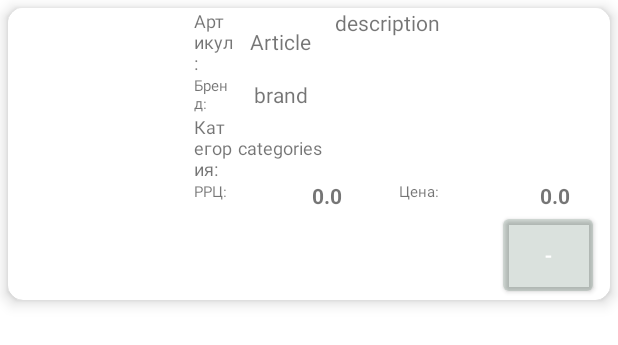
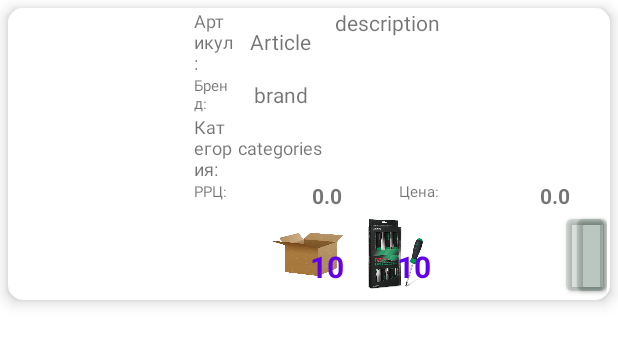
Before and after one commit to roman7767/GrandInstrument_test1, an Android app: the layout goods_list_item.xml on its own in the app's theme, with its tools: preview values and no code run, on a phone screen of 412 x 824 dp. Shown: the top 345 px of the screen. Run offline under Robolectric (Android 15) with nearby library versions, the phone set to English and light mode, and no system bars.

Commit message:
16.11.21

```diff
--- a/app/src/main/res/layout-land/goods_list_item.xml
+++ b/app/src/main/res/layout-land/goods_list_item.xml
@@ -55,15 +55,74 @@
                     app:layout_constraintEnd_toEndOf="parent" />
             </androidx.constraintlayout.widget.ConstraintLayout>
 
+            <LinearLayout
+                android:layout_gravity="center_vertical"
+                android:layout_width="350dp"
+                android:layout_height="wrap_content">
+
+                <RelativeLayout
+                    android:id="@+id/rlBox"
+                    android:layout_width="50dp"
+                    android:layout_height="50dp"
+                    android:layout_margin="4dp">
+
+                    <ImageView
+                        android:id="@+id/ivBox"
+                        android:layout_width="match_parent"
+                        android:layout_height="match_parent"
+                        android:src="@drawable/box" />
+
+                    <TextView
+                        android:id="@+id/tvInBox"
+                        android:layout_width="30dp"
+                        android:layout_height="30dp"
+                        android:layout_alignParentEnd="true"
+                        android:layout_alignParentBottom="true"
+                        android:gravity="end"
+                        android:text="10"
+                        android:textColor="@color/purple_500"
+                        android:textSize="20sp"
+                        android:textStyle="bold" />
+                </RelativeLayout>
+
+                <RelativeLayout
+                    android:id="@+id/rlPackage"
+                    android:layout_width="50dp"
+                    android:layout_height="50dp"
+                    android:layout_margin="4dp">
+
+                    <ImageView
+                        android:id="@+id/ivPackage"
+                        android:layout_width="match_parent"
+                        android:layout_height="match_parent"
+                        android:src="@drawable/packet" />
+
+                    <TextView
+                        android:id="@+id/tvInPackage"
+                        android:layout_width="30dp"
+                        android:layout_height="30dp"
+                        android:layout_alignParentEnd="true"
+                        android:layout_alignParentBottom="true"
+                        android:gravity="end"
+                        android:text="10"
+                        android:textColor="@color/purple_500"
+                        android:textSize="20sp"
+                        android:textStyle="bold" />
+                </RelativeLayout>
+
                 <TextView
                     android:id="@+id/description_tv"
-                android:layout_width="350dp"
+                    android:layout_width="250dp"
                     android:layout_height="wrap_content"
                     android:layout_gravity="center"
                     android:paddingLeft="4dp"
                     android:text="description"
                     android:textSize="10sp"
                     android:textStyle="normal" />
+
+
+            </LinearLayout>
+
 
             <TextView
                 android:id="@+id/brand_tv"
--- a/app/src/main/res/layout/goods_list_item.xml
+++ b/app/src/main/res/layout/goods_list_item.xml
@@ -272,7 +272,7 @@
                     android:orientation="horizontal">
 
                     <LinearLayout
-                        android:layout_width="60dp"
+                        android:layout_width="250dp"
                         android:layout_height="60dp"
                         android:orientation="horizontal">
 
@@ -280,16 +280,66 @@
                             android:id="@+id/present_cb"
                             android:layout_width="50dp"
                             android:layout_height="50dp"
-                            android:layout_margin="4dp"
+                            android:layout_margin="0dp"
                             android:background="@color/grand_background"
                             android:textAlignment="center"
                             android:textColor="@android:color/white"
                             android:textSize="40sp"
                             android:textStyle="normal" />
 
+                        <RelativeLayout
+                            android:id="@+id/rlBox"
+                            android:layout_width="50dp"
+                            android:layout_height="50dp"
+                            android:layout_margin="4dp">
+
+                            <ImageView
+                                android:id="@+id/ivBox"
+                                android:layout_width="match_parent"
+                                android:layout_height="match_parent"
+                                android:src="@drawable/box" />
+
+                            <TextView
+                                android:id="@+id/tvInBox"
+                                android:layout_width="30dp"
+                                android:layout_height="30dp"
+                                android:layout_alignParentEnd="true"
+                                android:layout_alignParentBottom="true"
+                                android:gravity="end"
+                                android:text="10"
+                                android:textColor="@color/purple_500"
+                                android:textSize="20sp"
+                                android:textStyle="bold" />
+                        </RelativeLayout>
+
+                        <RelativeLayout
+                            android:id="@+id/rlPackage"
+                            android:layout_width="50dp"
+                            android:layout_height="50dp"
+                            android:layout_margin="4dp">
+
+                            <ImageView
+                                android:id="@+id/ivPackage"
+                                android:layout_width="match_parent"
+                                android:layout_height="match_parent"
+                                android:src="@drawable/packet" />
+
+                            <TextView
+                                android:id="@+id/tvInPackage"
+                                android:layout_width="30dp"
+                                android:layout_height="30dp"
+                                android:layout_alignParentEnd="true"
+                                android:layout_alignParentBottom="true"
+                                android:gravity="end"
+                                android:text="10"
+                                android:textColor="@color/purple_500"
+                                android:textSize="20sp"
+                                android:textStyle="bold" />
+                        </RelativeLayout>
+
                     </LinearLayout>
 
-                    <androidx.constraintlayout.widget.ConstraintLayout
+                    <RelativeLayout
                         android:layout_width="match_parent"
                         android:layout_height="wrap_content">
 
@@ -299,15 +349,12 @@
                             android:layout_height="60dp"
                             android:layout_alignParentStart="true"
                             android:layout_alignParentBottom="true"
-                            android:layout_marginStart="150dp"
+                            android:layout_marginStart="9dp"
                             android:layout_marginEnd="2dp"
+                            android:layout_marginBottom="-1dp"
                             android:layout_weight="2"
                             android:gravity="center"
-                            android:text="-"
-                            app:layout_constraintBottom_toBottomOf="parent"
-                            app:layout_constraintEnd_toStartOf="@+id/quantity_tv"
-                            app:layout_constraintStart_toStartOf="parent"
-                            app:layout_constraintTop_toTopOf="parent" />
+                            android:text="-" />
 
                         <TextView
                             android:id="@+id/quantity_tv"
@@ -323,10 +370,7 @@
                             android:layout_toRightOf="@+id/decrease_btn"
                             android:text="1"
                             android:textAlignment="center"
-                            android:textSize="20sp"
-                            app:layout_constraintBottom_toBottomOf="parent"
-                            app:layout_constraintStart_toEndOf="@+id/decrease_btn"
-                            app:layout_constraintTop_toTopOf="parent" />
+                            android:textSize="20sp" />
 
                         <Button
                             android:id="@+id/increment_btn"
@@ -337,12 +381,9 @@
                             android:layout_marginStart="2dp"
                             android:layout_weight="2"
                             android:gravity="center|center_vertical"
-                            android:text="+"
-                            app:layout_constraintBottom_toBottomOf="parent"
-                            app:layout_constraintStart_toEndOf="@+id/quantity_tv"
-                            app:layout_constraintTop_toTopOf="parent" />
+                            android:text="+" />
 
-                    </androidx.constraintlayout.widget.ConstraintLayout>
+                    </RelativeLayout>
 
 
                 </LinearLayout>
```
Also changed, not shown: app/src/main/res/drawable/box.png (added), app/src/main/res/drawable/packet.jpg (added). Lines whose indentation alone changed are shown as unchanged.
